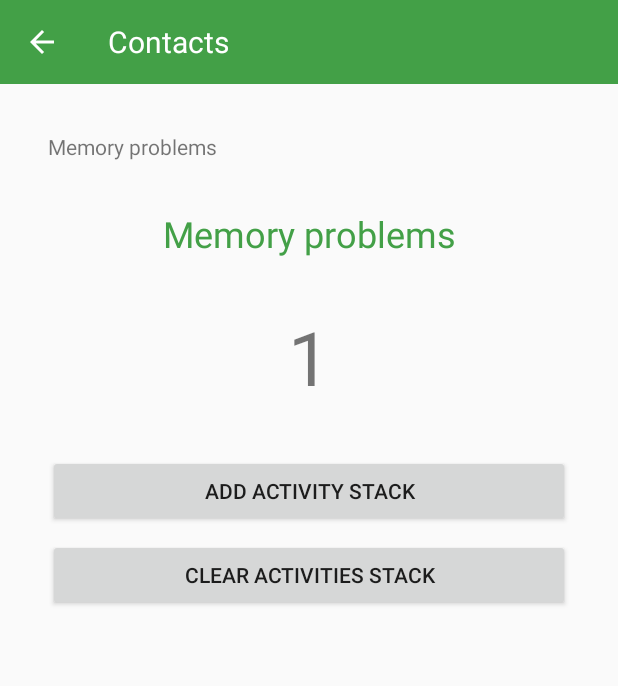
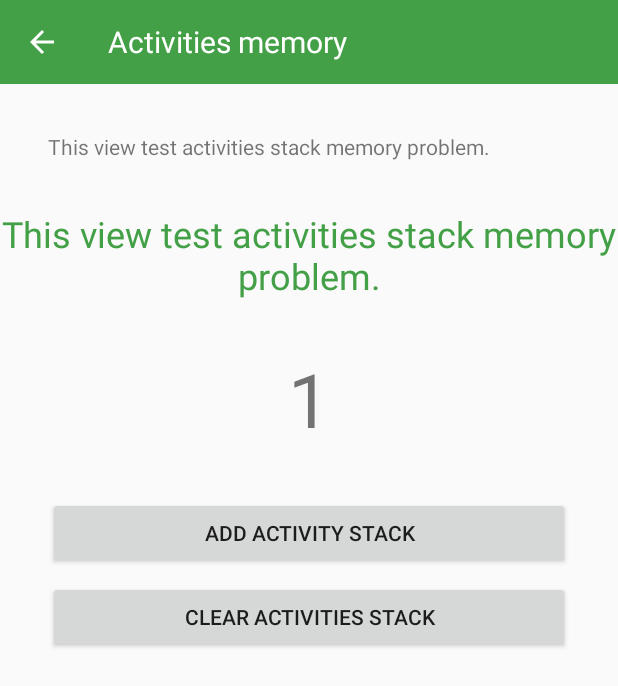
Before and after one commit to Sergioct/UnedSecureSoftware, an Android app: the MemoryActivitiesActivity screen opened directly, with no data from a screen before it, on a phone screen of 412 x 824 dp. Shown: the top 686 px of the screen. Run offline under Robolectric (Android 15) with nearby library versions, the phone set to English and light mode, and no system bars; our stand-ins replace ButterKnife.

Commit message:
Contacts and activities tests

```diff
--- a/app/src/main/java/sergiocrespotoubes/com/unedsecuredsoftware/memory_activities/view/MemoryActivitiesActivity.java
+++ b/app/src/main/java/sergiocrespotoubes/com/unedsecuredsoftware/memory_activities/view/MemoryActivitiesActivity.java
@@ -39,7 +39,7 @@ public class MemoryActivitiesActivity extends AppCompatActivity implements IMemo
 
         //init
         presenter.setupActionBar(toolbar_main);
-        tv_title.setText(R.string.contacts);
+        tv_title.setText(R.string.activities_memory);
 
         //load stack number
         Bundle bundle = getIntent().getExtras();
--- a/app/src/main/res/values/strings.xml
+++ b/app/src/main/res/values/strings.xml
@@ -45,7 +45,8 @@
     <string name="contacts">Contacts</string>
 
     <!-- MEMORY ACTIVITIES -->
-    <string name="activities_stack">Memory problems</string>
+    <string name="activities_memory">Activities memory</string>
+    <string name="activities_stack">This view test activities stack memory problem.</string>
     <string name="new_activity_load">Add activity stack</string>
     <string name="clear_stack">Clear activities stack</string>
 
```
Also changed, not shown: 1 other file.
